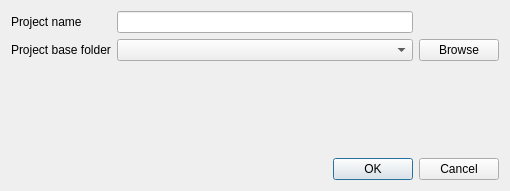
Qt form newprojectdialog.ui (Joensw/RCAIT) before a commit.
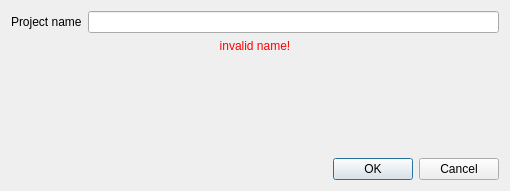
The same form after that commit.

Commit message: updated new project dialog, implemented basic button funtionality

What changed in the file:
```diff
--- a/newprojectdialog.ui
+++ b/newprojectdialog.ui
@@ -18,6 +18,9 @@
     <layout class="QVBoxLayout" name="verticalLayout">
      <item>
       <layout class="QGridLayout" name="gridLayout">
+       <item row="0" column="1">
+        <widget class="QLineEdit" name="name_entry"/>
+       </item>
        <item row="0" column="0">
         <widget class="QLabel" name="label_4">
          <property name="text">
@@ -25,34 +28,24 @@
          </property>
         </widget>
        </item>
-       <item row="1" column="1">
-        <widget class="QComboBox" name="comboBox_modelConfigFile_2"/>
-       </item>
-       <item row="1" column="0">
-        <widget class="QLabel" name="label_5">
-         <property name="text">
-          <string>Project base folder</string>
-         </property>
-        </widget>
-       </item>
-       <item row="1" column="2">
-        <widget class="QPushButton" name="pushButton_22">
-         <property name="maximumSize">
-          <size>
-           <width>100</width>
-           <height>16777215</height>
-          </size>
-         </property>
-         <property name="text">
-          <string>Browse</string>
-         </property>
-        </widget>
-       </item>
-       <item row="0" column="1">
-        <widget class="QLineEdit" name="lineEdit"/>
-       </item>
       </layout>
      </item>
+     <item>
+      <widget class="QLabel" name="label_invalidname">
+       <property name="layoutDirection">
+        <enum>Qt::LeftToRight</enum>
+       </property>
+       <property name="styleSheet">
+        <string notr="true">QLabel { color : red; }</string>
+       </property>
+       <property name="text">
+        <string>invalid name!</string>
+       </property>
+       <property name="alignment">
+        <set>Qt::AlignCenter</set>
+       </property>
+      </widget>
+     </item>
      <item>
       <spacer name="verticalSpacer">
        <property name="orientation">
```
Left out of the diff: 5 changed lines with no effect on the pictures. The commit also changes 2 other files.
